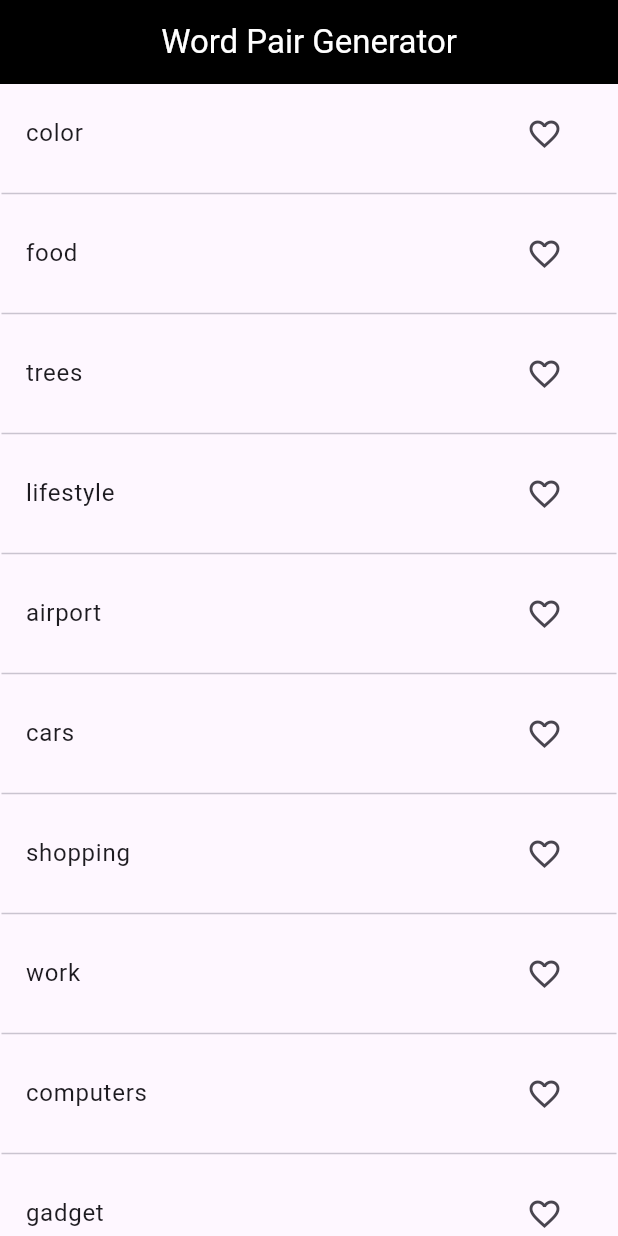
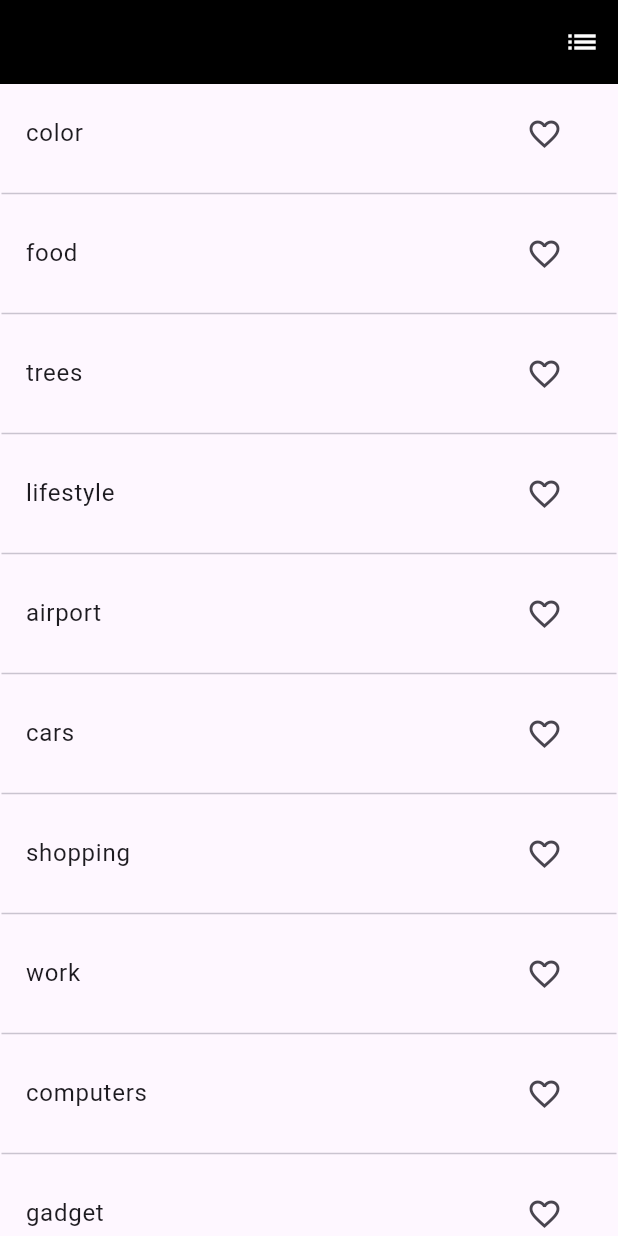
Before and after one commit to nidhidsharma08121988/flutter_wordPairApp, a Flutter app: the screen it shows after launch, on a phone screen of 412 x 824 dp. Run offline on Flutter 3.47's test engine with Material 3 defaults, Android fonts, the phone set to English and light mode, and no system bars.

Commit message:
Adding Navigation

```diff
--- a/lib/main.dart
+++ b/lib/main.dart
@@ -18,9 +18,18 @@ class MyApp extends StatelessWidget {
         ),
         home: Scaffold(
             appBar: AppBar(
-              centerTitle: true,
-              title: const Text('Word Pair Generator'),
-            ),
+                actions: <Widget>[
+                  IconButton(
+                    icon: const Icon(Icons.list),
+                    onPressed: () {
+                      Navigator.of(context).push(
+                        MaterialPageRoute(
+                            builder: (BuildContext context) =>
+                                const FavoriteScreen()),
+                      );
+                    },
+                  )
+                ]),
             body: const AppBody()));
   }
 }
```
